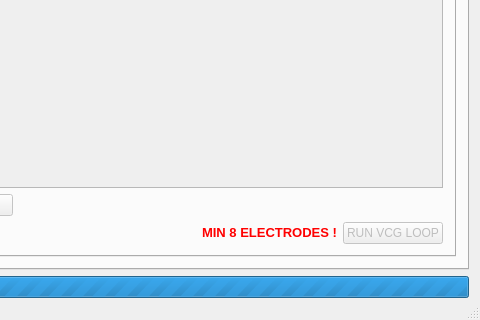
Qt form EKG/Views/airecgmain.ui (qwerty90/ProjektEKG) before a commit; both pictures show x 620 to 1100 and y 448 to 768 of the 1100 by 768 pixel window.
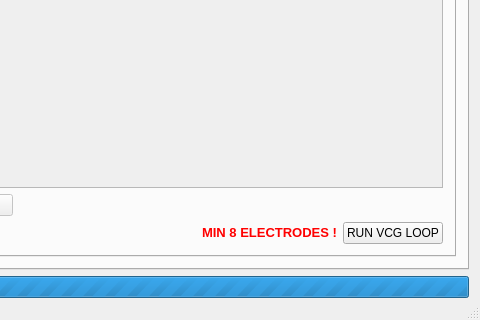
The same form after that commit. The open tabs and pages were chosen to show the change. Icons and pictures are not drawn.

Commit message: GUI przygotowane VCG Loop modul sie jeszcze nie liczy

The edit to the form file:
```diff
--- a/EKG/Views/airecgmain.ui
+++ b/EKG/Views/airecgmain.ui
@@ -3181,7 +3181,7 @@
                 <item>
                  <widget class="QPushButton" name="pushButton_13">
                   <property name="enabled">
-                   <bool>false</bool>
+                   <bool>true</bool>
                   </property>
                   <property name="text">
                    <string>RUN VCG LOOP</string>
```
Left out of the diff: 46 changed lines with no effect on the pictures. The commit also changes 4 other files.
